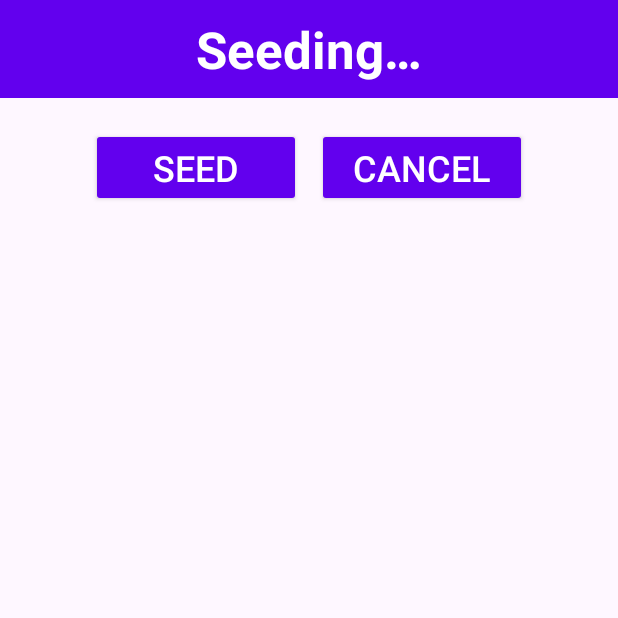
After one commit to Mike10581/PaintCalculator, an Android app: the TestSeederActivity screen opened directly, with no data from a screen before it, on a phone screen of 412 x 824 dp, the top half of it. The commit adds this screen. Run offline under Robolectric (Android 15) with nearby library versions, the phone set to English and light mode, and no system bars.

Commit message:
add seeder TestSeederActivity for seeding test data add empty CalculateResultActivity

```diff
--- a/app/src/main/AndroidManifest.xml
+++ b/app/src/main/AndroidManifest.xml
@@ -11,6 +11,12 @@
         android:supportsRtl="true"
         android:theme="@style/Theme.PaintCalculator"
         tools:targetApi="31">
+        <activity
+            android:name=".TestSeederActivity"
+            android:exported="false" />
+        <activity
+            android:name=".CalculateResultActivity"
+            android:exported="false" />
         <activity
             android:name=".ColorSelectorActivity"
             android:exported="false" />
--- /dev/null
+++ b/app/src/main/java/com/example/paintcalculator/TestSeederActivity.java
@@ -0,0 +1,44 @@
+package com.example.paintcalculator;
+
+import androidx.appcompat.app.AppCompatActivity;
+
+import android.content.Intent;
+import android.content.SharedPreferences;
+import android.os.Bundle;
+import android.preference.PreferenceManager;
+import android.view.View;
+import android.widget.Button;
+
+public class TestSeederActivity extends AppCompatActivity {
+
+    @Override
+    protected void onCreate(Bundle savedInstanceState) {
+        super.onCreate(savedInstanceState);
+        setContentView(R.layout.activity_test_seeder);
+
+        Button deleteButton = (Button) findViewById(R.id.btnSeed);
+        Button cancelButton = (Button) findViewById(R.id.btnSeedCancel);
+
+        SharedPreferences sharedPref = PreferenceManager.getDefaultSharedPreferences(this);
+        SharedPreferences.Editor editor = sharedPref.edit();
+
+        String testRoomsData = "1:281:392:100:#F3EBD3:Kitchen,53:65:3:4:#EDEBEB!53:105:1:4:#EDEBEB,80:53:1:6:#3D2C10!80:40:2:4:#EDEBEB~2:324:415:100:#FFCC71:Living room,100:76:3:4:#EDEBEB,80:53:2:4:#EDEBEB!80:100:1:6:#3D2C10~3:265:315:100:#FFDAFF:Master bedroom,53:105:2:4:#EDEBEB,80:40:2:4:#EDEBEB~4:175:112:100:#593542:Bathroom (master),53:105:1:4:#EDEBEB,80:40:1:4:#EDEBEB~5:208:263:100:#655BFF:Bedroom (John),53:105:2:4:#EDEBEB,80:40:1:4:#EDEBEB~6:224:245:100:#9170AD:Bedroom (Kenny),53:105:2:4:#EDEBEB,80:40:1:4:#EDEBEB~7:104:77:100:#475B72:Bathroom,53:45:1:4:#EDEBEB,80:40:1:4:#EDEBEB~8:404:57:100:#475B72:Hallway, ,80:40:3:4:#EDEBEB!80:53:1:4:#EDEBEB";
+
+        deleteButton.setOnClickListener(new View.OnClickListener() {
+            @Override
+            public void onClick(View v) {
+                editor.putString("ROOMS", testRoomsData);
+                editor.commit();
+                finish();
+            }
+        });
+
+        cancelButton.setOnClickListener(new View.OnClickListener() {
+            @Override
+            public void onClick(View v) {
+
+                finish();
+            }
+        });
+    }
+}
--- /dev/null
+++ b/app/src/main/res/layout/activity_test_seeder.xml
@@ -0,0 +1,46 @@
+<?xml version="1.0" encoding="utf-8"?>
+<LinearLayout xmlns:android="http://schemas.android.com/apk/res/android"
+    xmlns:app="http://schemas.android.com/apk/res-auto"
+    xmlns:tools="http://schemas.android.com/tools"
+    android:layout_width="match_parent"
+    android:layout_height="match_parent"
+    android:orientation="vertical"
+    tools:context=".TestSeederActivity">
+    <TextView
+        android:id="@+id/txtSeeding"
+        android:layout_width="match_parent"
+        android:layout_height="wrap_content"
+        android:background="#FF6200EE"
+        android:gravity="center_horizontal"
+        android:text="@string/txtSeeding"
+        android:textColor="#FFFFFF"
+        android:textSize="34sp"
+        android:padding="10sp"
+        android:textStyle="bold" />
+
+    <TableRow
+        android:layout_width="match_parent"
+        android:layout_height="match_parent"
+        android:gravity="center_horizontal"
+        android:layout_marginTop="20sp">
+
+        <Button
+            android:id="@+id/btnSeed"
+            style="@style/Widget.AppCompat.Button"
+            android:layout_width="140dp"
+            android:layout_height="wrap_content"
+            android:text="@string/btnSeed"
+            android:textSize="24sp"
+            android:layout_marginEnd="5sp" />
+
+        <Button
+            android:id="@+id/btnSeedCancel"
+            style="@style/Widget.AppCompat.Button"
+            android:layout_width="140dp"
+            android:layout_height="wrap_content"
+            android:text="@string/btnCancel"
+            android:textSize="24sp"
+            android:layout_marginStart="5sp" />
+
+    </TableRow>
+</LinearLayout>
--- a/app/src/main/res/values/strings.xml
+++ b/app/src/main/res/values/strings.xml
@@ -8,6 +8,10 @@
     <string name="btnAddWindow">Add window</string>
     <string name="txtAddDoor">Adding door…</string>
     <string name="btnAddDoor">Add door</string>
+    <string name="btnCalculate">Calculate</string>
+    <string name="txtSeeding">Seeding…</string>
+    <string name="btnSeedTestData">Seed test data</string>
+    <string name="btnSeed">Seed</string>
     <string name="txtSelectColor">Select color</string>
     <string name="txtDelete">Deleting…</string>
     <string name="lblHeight">Height:</string>
```
Also changed, not shown: app/src/main/java/com/example/paintcalculator/CalculateResultActivity.java (added, +14 -0 lines), app/src/main/java/com/example/paintcalculator/MainActivity.java (+49 -13 lines), app/src/main/res/layout/activity_calculate_result.xml (added, +9 -0 lines), app/src/main/res/layout/activity_main.xml (+15 -1 lines).
